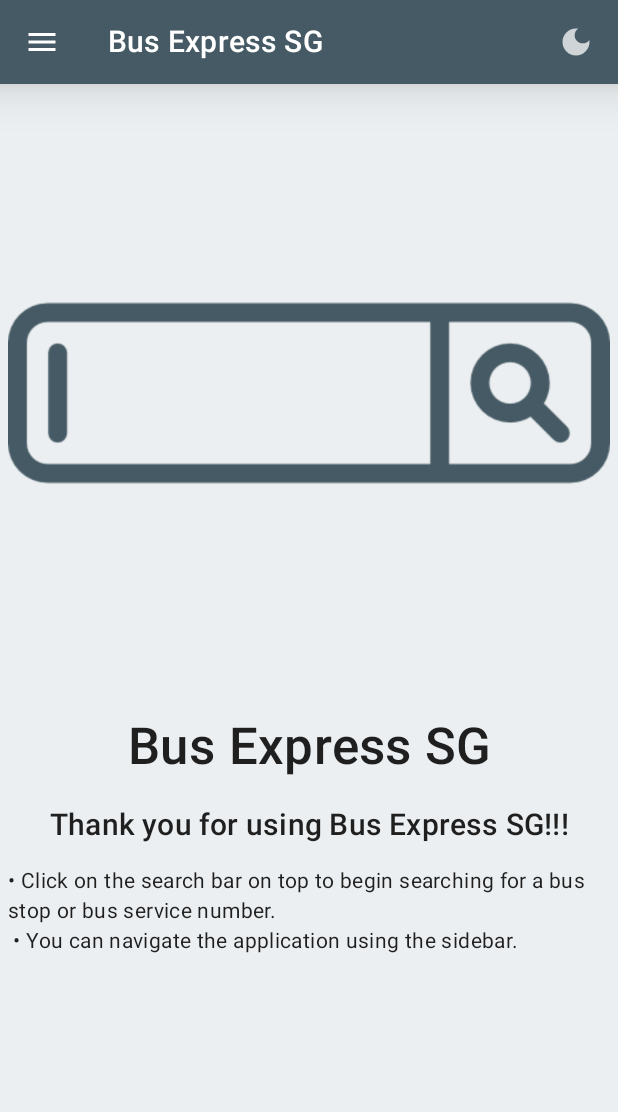
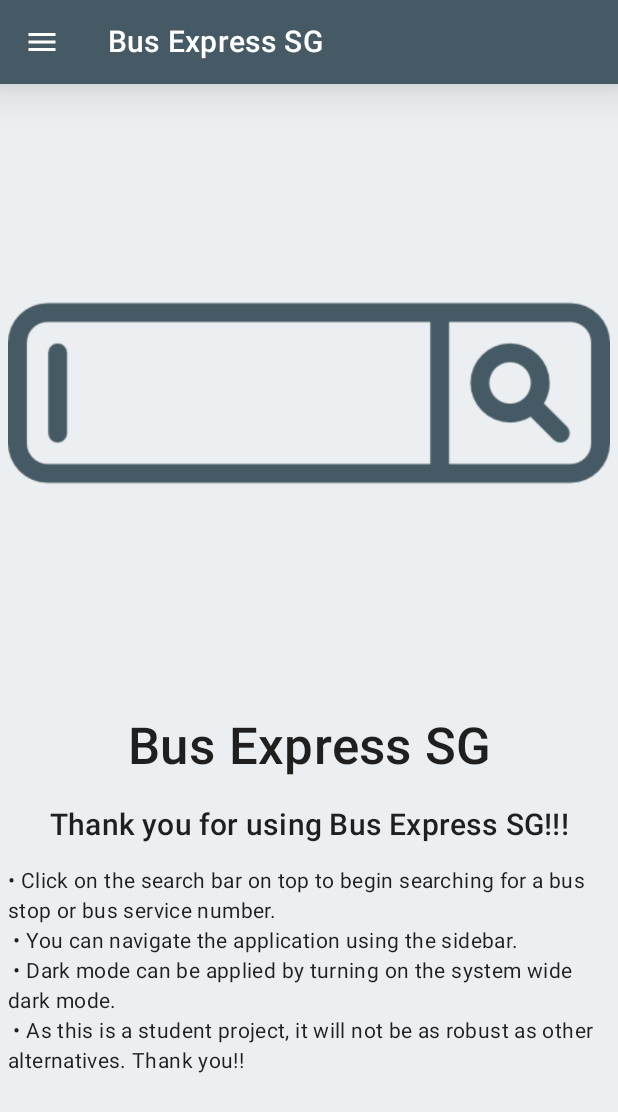
Before and after one commit to Xuanniee/Bus-Express, an Android app built with Jetpack Compose: the screen it shows after launch (MainActivity), on a phone screen of 412 x 824 dp. Shown: the top 1112 px of the screen. Run offline under Robolectric (Android 15) with nearby library versions, the phone set to English and light mode, and no system bars; our stand-ins replace Room's generated code; libraries missing offline, so code that uses them is left out: com.jakewharton.retrofit2.

Commit message:
Temporarily hid dark mode switch as it is useless

```diff
--- a/app/src/main/java/com/example/busexpress/BusExpressScreen.kt
+++ b/app/src/main/java/com/example/busexpress/BusExpressScreen.kt
@@ -64,16 +64,16 @@ fun BusExpressAppTopBar(
                 )
             }
         },
-        actions = {
-            // Already in a RowScope, so will be placed Horizontally
-            IconButton(onClick = { /*TODO DARK MODE*/ }) {
-                Icon(
-                    imageVector = Icons.Filled.DarkMode,
-                    contentDescription = stringResource(R.string.dark_mode_description)
-                )
-
-            }
-        },
+//        actions = {
+//            // Already in a RowScope, so will be placed Horizontally
+//            IconButton(onClick = { /*TODO DARK MODE*/ }) {
+//                Icon(
+//                    imageVector = Icons.Filled.DarkMode,
+//                    contentDescription = stringResource(R.string.dark_mode_description)
+//                )
+//
+//            }
+//        },
         elevation = 20.dp
     )
 }
--- a/app/src/main/java/com/example/busexpress/ui/screens/DefaultScreen.kt
+++ b/app/src/main/java/com/example/busexpress/ui/screens/DefaultScreen.kt
@@ -77,7 +77,7 @@ fun DefaultScreen(
             style = MaterialTheme.typography.body2,
             fontWeight = FontWeight.Normal,
             textAlign = TextAlign.Start,
-            maxLines = 3,
+            maxLines = 7,
             modifier = modifier.padding(5.dp)
         )
 
--- a/app/src/main/res/values/strings.xml
+++ b/app/src/main/res/values/strings.xml
@@ -27,6 +27,6 @@
     <string name="search_loading_screen_desc">Your search results will appear here!!</string>
     <string name="search_nav_desc">Search</string>
     <string name="searchbar_redirect_content_desc">Click to Search for Buses</string>
-    <string name="tutorial_default_desc">\u2022 Click on the search bar on top to begin searching for a bus stop or bus service number.\n \u2022 You can navigate the application using the sidebar.</string>
+    <string name="tutorial_default_desc">\u2022 Click on the search bar on top to begin searching for a bus stop or bus service number.\n \u2022 You can navigate the application using the sidebar. \n \u2022 Dark mode can be applied by turning on the system wide dark mode. \n \u2022 As this is a student project, it will not be as robust as other alternatives. Thank you!!</string>
     <string name="default_screen_greetings">Thank you for using Bus Express SG!!!</string>
 </resources>
```
